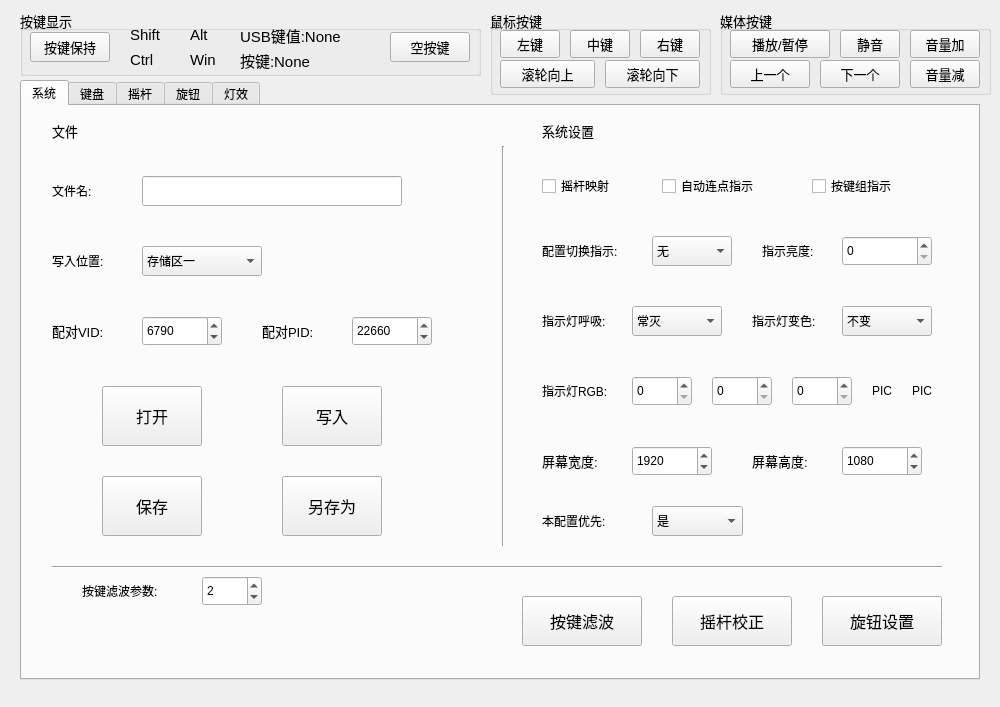
The window that widget.ui (mad0coding/Ethane-XVI-QT) describes before a commit, drawn with Qt 5.
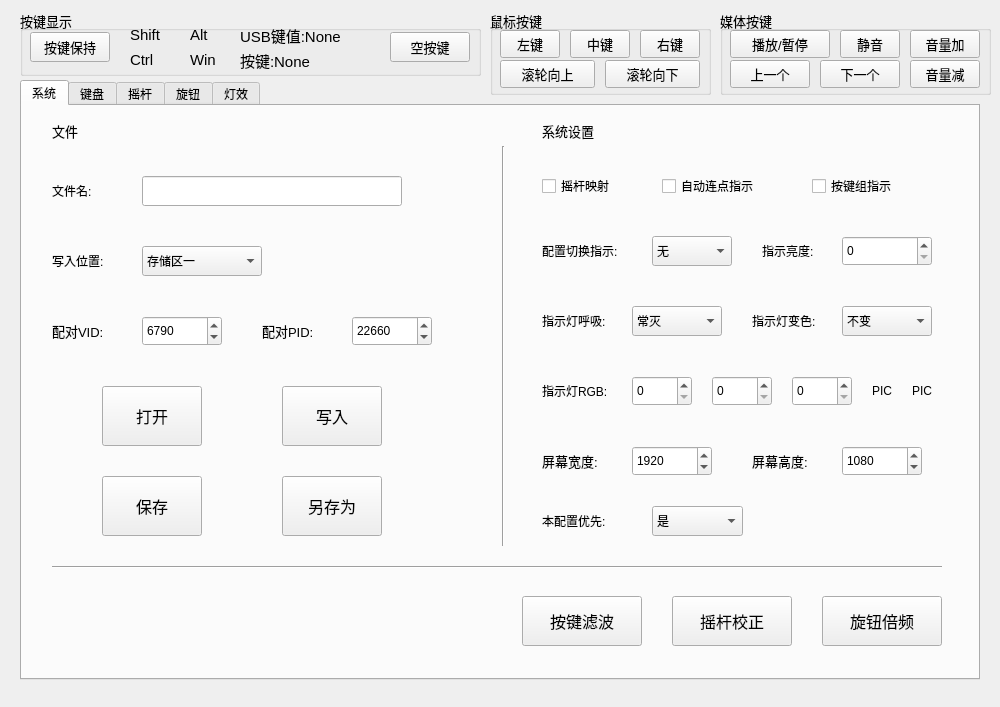
The same window after the commit.

```diff
--- a/widget.ui
+++ b/widget.ui
@@ -941,44 +941,6 @@
       <string>PIC</string>
      </property>
     </widget>
-    <widget class="QSpinBox" name="sBox_key_flt">
-     <property name="geometry">
-      <rect>
-       <x>180</x>
-       <y>470</y>
-       <width>60</width>
-       <height>30</height>
-      </rect>
-     </property>
-     <property name="focusPolicy">
-      <enum>Qt::ClickFocus</enum>
-     </property>
-     <property name="minimum">
-      <number>0</number>
-     </property>
-     <property name="maximum">
-      <number>100</number>
-     </property>
-     <property name="value">
-      <number>2</number>
-     </property>
-    </widget>
-    <widget class="QLabel" name="label_62">
-     <property name="geometry">
-      <rect>
-       <x>60</x>
-       <y>470</y>
-       <width>100</width>
-       <height>30</height>
-      </rect>
-     </property>
-     <property name="focusPolicy">
-      <enum>Qt::NoFocus</enum>
-     </property>
-     <property name="text">
-      <string>按键滤波参数:</string>
-     </property>
-    </widget>
     <widget class="Line" name="line_7">
      <property name="geometry">
       <rect>
@@ -1010,7 +972,7 @@
       <enum>Qt::NoFocus</enum>
      </property>
      <property name="text">
-      <string>旋钮设置</string>
+      <string>旋钮倍频</string>
      </property>
     </widget>
     <widget class="QPushButton" name="Bt_glb_key_flt">
```
